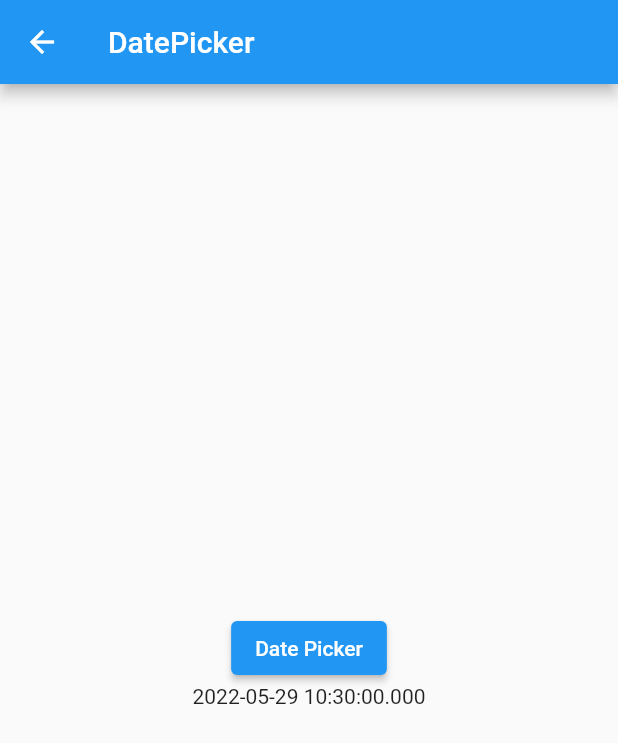
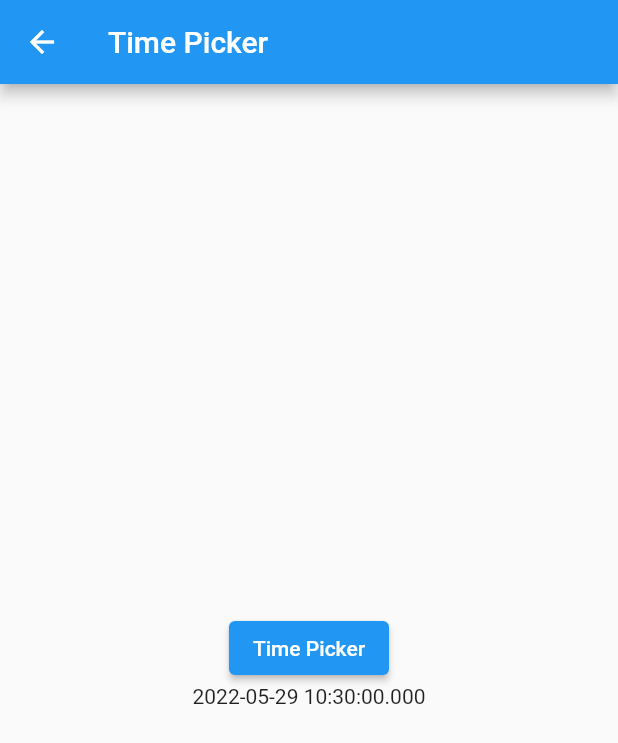
Before and after one commit to busangangster/flutter_practice, a Flutter app: the screen it shows after launch, after a tap on "Open route", on a phone screen of 412 x 824 dp. Shown: the top 743 px of the screen. Run offline on Flutter 3.47's test engine with Material 2 defaults, Android fonts, the phone set to English and light mode, and no system bars.

Commit message:
Time Picker

```diff
--- a/lib/main.dart
+++ b/lib/main.dart
@@ -1,4 +1,5 @@
 import 'package:book/date_picker.dart';
+import 'package:book/time_picker.dart';
 import 'package:flutter/cupertino.dart';
 import 'package:flutter/material.dart';
 
@@ -39,7 +40,7 @@ class _MyHomePageState extends State<MyHomePage> {
             child: Text('Open route'),
             onPressed: () {
               Navigator.push(context,
-                  MaterialPageRoute(builder: (context) => datepicker()));
+                  MaterialPageRoute(builder: (context) => timepicker()));
             },
           ),
         ));
--- /dev/null
+++ b/lib/time_picker.dart
@@ -0,0 +1,41 @@
+import 'package:flutter/material.dart';
+
+class timepicker extends StatefulWidget {
+  const timepicker({Key? key}) : super(key: key);
+
+  @override
+  _timepickerState createState() => _timepickerState();
+}
+
+class _timepickerState extends State<timepicker> {
+  DateTime _selectedTime = DateTime.now(); // Initialize DateTime
+
+  @override
+  Widget build(BuildContext context) {
+    return Scaffold(
+        appBar: AppBar(title: Text('Time Picker')),
+        body: Center(
+          child: Column(
+            mainAxisAlignment: MainAxisAlignment.center,
+            children: <Widget>[
+              ElevatedButton(
+                  onPressed: () {
+                    Future<TimeOfDay?> selectedTime = showTimePicker(
+                      initialTime: TimeOfDay.now(),
+                      context: context,
+                    );
+                    selectedTime.then((timeOfDay) {
+                      setState(() {
+                        _selectedTime =
+                            '${timeOfDay?.hour}:${timeOfDay?.minute}'
+                                as DateTime;
+                      });
+                    });
+                  },
+                  child: Text('Time Picker')),
+              Text('$_selectedTime'),
+            ],
+          ),
+        ));
+  }
+}
```
